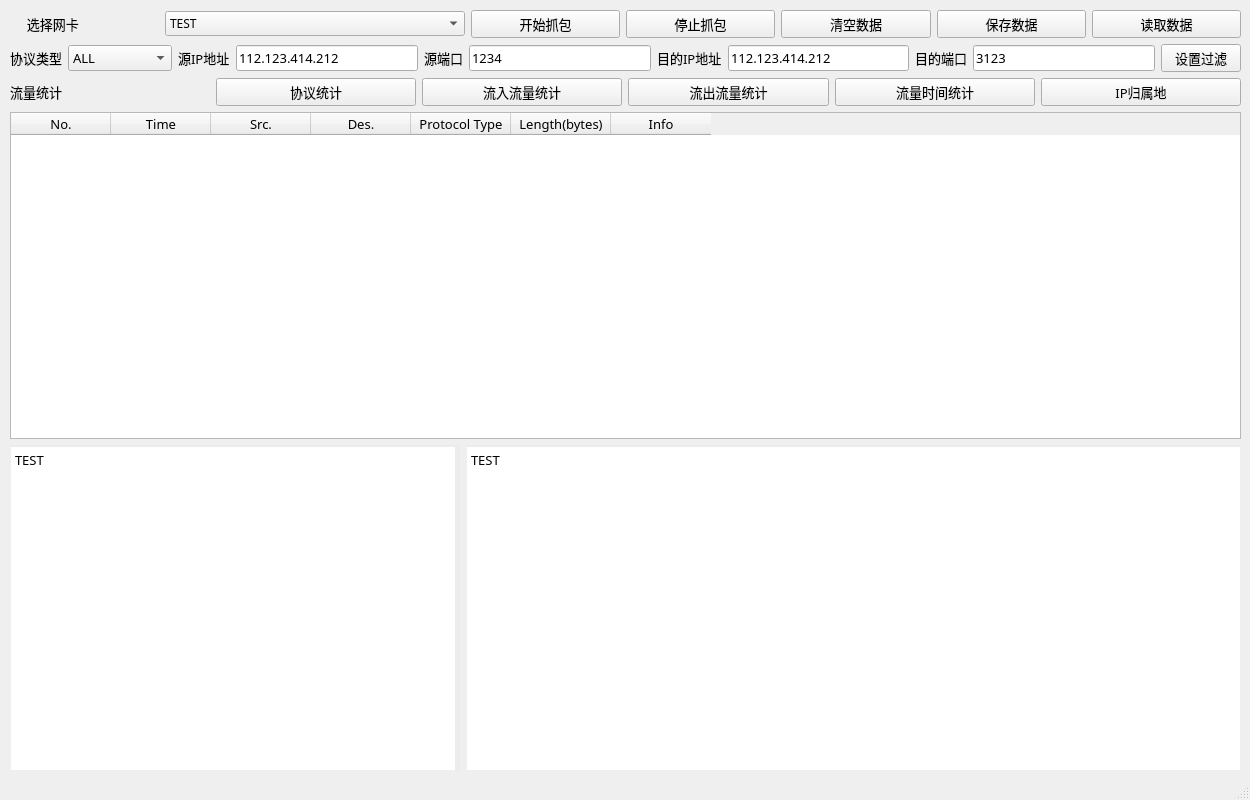
The window that MainWindow.ui (ShenTiao/PyNetSniffer) describes before a commit, drawn with Qt 5.
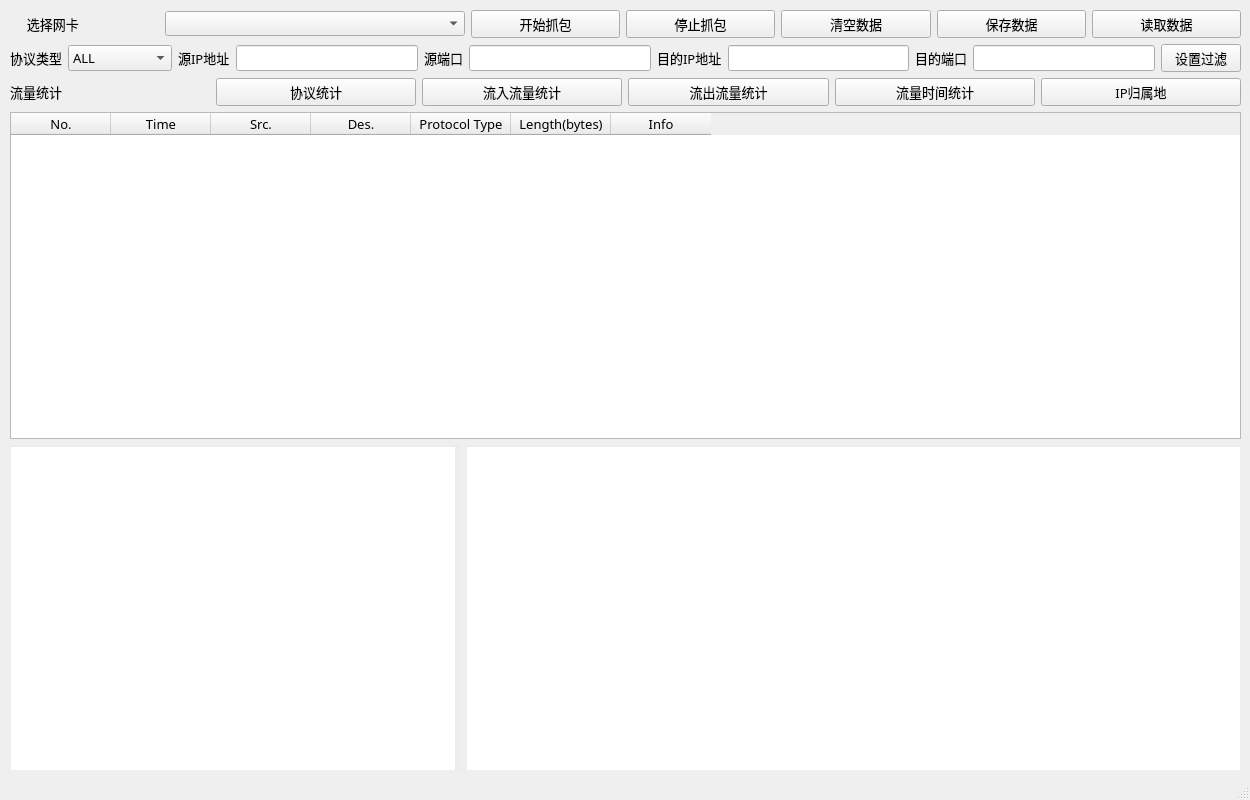
The same window after the commit.

```diff
--- a/MainWindow.ui
+++ b/MainWindow.ui
@@ -90,13 +90,8 @@
           </font>
          </property>
          <property name="currentText">
-          <string>TEST</string>
+          <string/>
          </property>
-         <item>
-          <property name="text">
-           <string>TEST</string>
-          </property>
-         </item>
         </widget>
        </item>
        <item>
@@ -207,7 +202,7 @@
        <item>
         <widget class="QLineEdit" name="srcIPLineEdit">
          <property name="text">
-          <string>112.123.414.212</string>
+          <string/>
          </property>
         </widget>
        </item>
@@ -227,7 +222,7 @@
        <item>
         <widget class="QLineEdit" name="srcPortLineEdit">
          <property name="text">
-          <string>1234</string>
+          <string/>
          </property>
         </widget>
        </item>
@@ -247,7 +242,7 @@
        <item>
         <widget class="QLineEdit" name="desIPLineEdit">
          <property name="text">
-          <string>112.123.414.212</string>
+          <string/>
          </property>
         </widget>
        </item>
@@ -267,7 +262,7 @@
        <item>
         <widget class="QLineEdit" name="desPortLineEdit">
          <property name="text">
-          <string>3123</string>
+          <string/>
          </property>
         </widget>
        </item>
@@ -427,7 +422,7 @@
 &lt;html&gt;&lt;head&gt;&lt;meta name=&quot;qrichtext&quot; content=&quot;1&quot; /&gt;&lt;style type=&quot;text/css&quot;&gt;
 p, li { white-space: pre-wrap; }
 &lt;/style&gt;&lt;/head&gt;&lt;body style=&quot; font-family:'微软雅黑','微软雅黑'; font-size:10pt; font-weight:400; font-style:normal;&quot;&gt;
-&lt;p style=&quot; margin-top:0px; margin-bottom:0px; margin-left:0px; margin-right:0px; -qt-block-indent:0; text-indent:0px;&quot;&gt;&lt;span style=&quot; font-family:'微软雅黑';&quot;&gt;TEST&lt;/span&gt;&lt;/p&gt;&lt;/body&gt;&lt;/html&gt;</string>
+&lt;p style=&quot;-qt-paragraph-type:empty; margin-top:0px; margin-bottom:0px; margin-left:0px; margin-right:0px; -qt-block-indent:0; text-indent:0px;&quot;&gt;&lt;br /&gt;&lt;/p&gt;&lt;/body&gt;&lt;/html&gt;</string>
          </property>
         </widget>
        </item>
@@ -450,7 +445,7 @@
 &lt;html&gt;&lt;head&gt;&lt;meta name=&quot;qrichtext&quot; content=&quot;1&quot; /&gt;&lt;style type=&quot;text/css&quot;&gt;
 p, li { white-space: pre-wrap; }
 &lt;/style&gt;&lt;/head&gt;&lt;body style=&quot; font-family:'微软雅黑'; font-size:10pt; font-weight:400; font-style:normal;&quot;&gt;
-&lt;p style=&quot; margin-top:0px; margin-bottom:0px; margin-left:0px; margin-right:0px; -qt-block-indent:0; text-indent:0px;&quot;&gt;TEST&lt;/p&gt;&lt;/body&gt;&lt;/html&gt;</string>
+&lt;p style=&quot;-qt-paragraph-type:empty; margin-top:0px; margin-bottom:0px; margin-left:0px; margin-right:0px; -qt-block-indent:0; text-indent:0px;&quot;&gt;&lt;br /&gt;&lt;/p&gt;&lt;/body&gt;&lt;/html&gt;</string>
          </property>
         </widget>
        </item>
```
